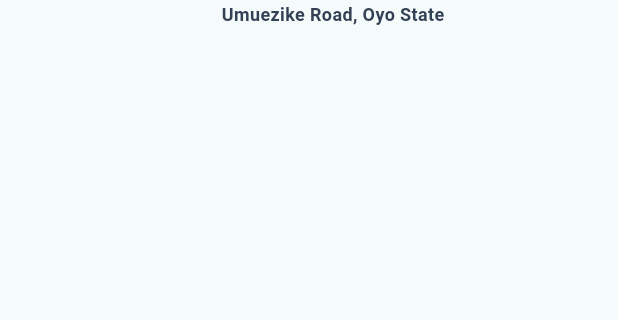
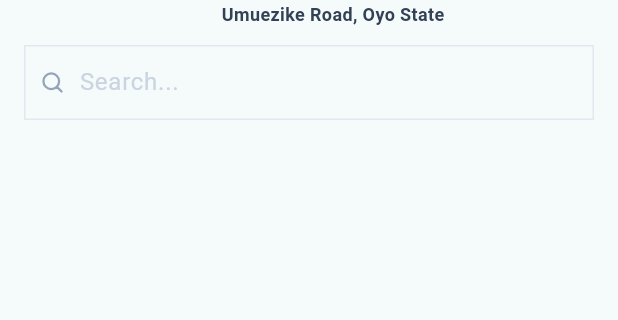
Before and after one commit to usmanabdulmajid/mini_mart, a Flutter app: the screen it shows after launch, on a phone screen of 412 x 824 dp, the part 66-386 px from its top. Run offline on Flutter 3.47's test engine with Material 3 defaults, Android fonts, the phone set to English and light mode, and no system bars; our stand-ins replace flutter_svg, gap.

Commit message:
add search textfield

```diff
--- a/lib/core/icons/app_icons.dart
+++ b/lib/core/icons/app_icons.dart
@@ -8,4 +8,5 @@ abstract class AppIcons {
   static const String notification = 'assets/icon/notification_icon.svg';
   static const String profile = 'assets/icon/profile_icon.svg';
   static const String logo = 'assets/icon/logo_icon.svg';
+  static const String search = 'assets/icon/search_icon.svg';
 }
--- /dev/null
+++ b/lib/presentation/component/search_textfield.dart
@@ -0,0 +1,50 @@
+import 'package:flutter/material.dart';
+import 'package:flutter_svg/svg.dart';
+import 'package:gap/gap.dart';
+import 'package:mini_mart/core/icons/app_icons.dart';
+import 'package:mini_mart/presentation/theme/app_theme.dart';
+
+class SearchTextField extends StatelessWidget {
+  final String hintText;
+  final TextEditingController? controller;
+  final ValueChanged<String>? onChanged;
+  final VoidCallback? onTap;
+
+  const SearchTextField({
+    super.key,
+    this.hintText = 'Search...',
+    this.controller,
+    this.onChanged,
+    this.onTap,
+  });
+
+  @override
+  Widget build(BuildContext context) {
+    final theme = Theme.of(context).appStyles.inputFieldStyle;
+    return Container(
+      decoration: BoxDecoration(
+        border: Border.all(color: theme.borderColor, width: 1),
+      ),
+      child: Row(
+        children: [
+          Gap(8),
+          SvgPicture.asset(AppIcons.search),
+          Gap(8),
+          Expanded(
+            child: TextField(
+              cursorColor: theme.cursorColor,
+              controller: controller,
+              onChanged: onChanged,
+              onTap: onTap,
+              decoration: InputDecoration(
+                hintText: 'Search...',
+                border: InputBorder.none,
+                hintStyle: theme.hintTextStyle,
+              ),
+            ),
+          ),
+        ],
+      ),
+    );
+  }
+}
--- a/lib/presentation/screen/home_screen.dart
+++ b/lib/presentation/screen/home_screen.dart
@@ -1,11 +1,26 @@
 import 'package:flutter/material.dart';
+import 'package:gap/gap.dart';
 import 'package:mini_mart/presentation/component/custom_appbar.dart';
+import 'package:mini_mart/presentation/component/search_textfield.dart';
 
 class HomeScreen extends StatelessWidget {
   const HomeScreen({super.key});
 
   @override
   Widget build(BuildContext context) {
-    return SafeArea(child: Scaffold(body: Column(children: [CustomAppbar()])));
+    return SafeArea(
+      child: Scaffold(
+        body: Column(
+          children: [
+            CustomAppbar(),
+            const Gap(12),
+            Padding(
+              padding: const EdgeInsets.symmetric(horizontal: 16),
+              child: SearchTextField(),
+            ),
+          ],
+        ),
+      ),
+    );
   }
 }
--- a/lib/presentation/theme/style/app_style.dart
+++ b/lib/presentation/theme/style/app_style.dart
@@ -111,6 +111,7 @@ abstract class AppStyle {
       textStyle: TextStyle(color: AppPalette.geyser),
       errorLabelTextStyle: TextStyle(color: AppPalette.radicalRed),
       errorTextStyle: TextStyle(color: AppPalette.radicalRed),
+      cursorColor: AppPalette.malibu,
       borderColor: AppPalette.catSkillWhite,
       focusBorderColor: AppPalette.catSkillWhite,
       errorBorderColor: AppPalette.radicalRed,
@@ -123,6 +124,7 @@ abstract class AppStyle {
       textStyle: TextStyle(color: AppPalette.geyser),
       errorLabelTextStyle: TextStyle(color: AppPalette.radicalRed),
       errorTextStyle: TextStyle(color: AppPalette.radicalRed),
+      cursorColor: AppPalette.malibu,
       borderColor: AppPalette.catSkillWhite,
       focusBorderColor: AppPalette.catSkillWhite,
       errorBorderColor: AppPalette.radicalRed,
--- a/lib/presentation/theme/style/styles.dart
+++ b/lib/presentation/theme/style/styles.dart
@@ -123,6 +123,7 @@ class InputFieldStyle {
   final TextStyle textStyle;
   final TextStyle errorLabelTextStyle;
   final TextStyle errorTextStyle;
+  final Color cursorColor;
   final Color borderColor;
   final Color focusBorderColor;
   final Color errorBorderColor;
@@ -134,6 +135,7 @@ class InputFieldStyle {
     required this.textStyle,
     required this.errorLabelTextStyle,
     required this.errorTextStyle,
+    required this.cursorColor,
     required this.borderColor,
     required this.focusBorderColor,
     required this.errorBorderColor,
@@ -147,6 +149,7 @@ class InputFieldStyle {
     TextStyle? textStyle,
     TextStyle? errorLabelTextStyle,
     TextStyle? errorTextStyle,
+    Color? cursorColor,
     Color? borderColor,
     Color? focusBorderColor,
     Color? errorBorderColor,
@@ -159,6 +162,7 @@ class InputFieldStyle {
       textStyle: textStyle ?? this.textStyle,
       errorLabelTextStyle: errorLabelTextStyle ?? this.errorLabelTextStyle,
       errorTextStyle: errorTextStyle ?? this.errorTextStyle,
+      cursorColor: cursorColor ?? this.cursorColor,
       borderColor: borderColor ?? this.borderColor,
       focusBorderColor: focusBorderColor ?? this.focusBorderColor,
       errorBorderColor: errorBorderColor ?? this.errorBorderColor,
```
Also changed, not shown: assets/icon/search_icon.svg (added).
